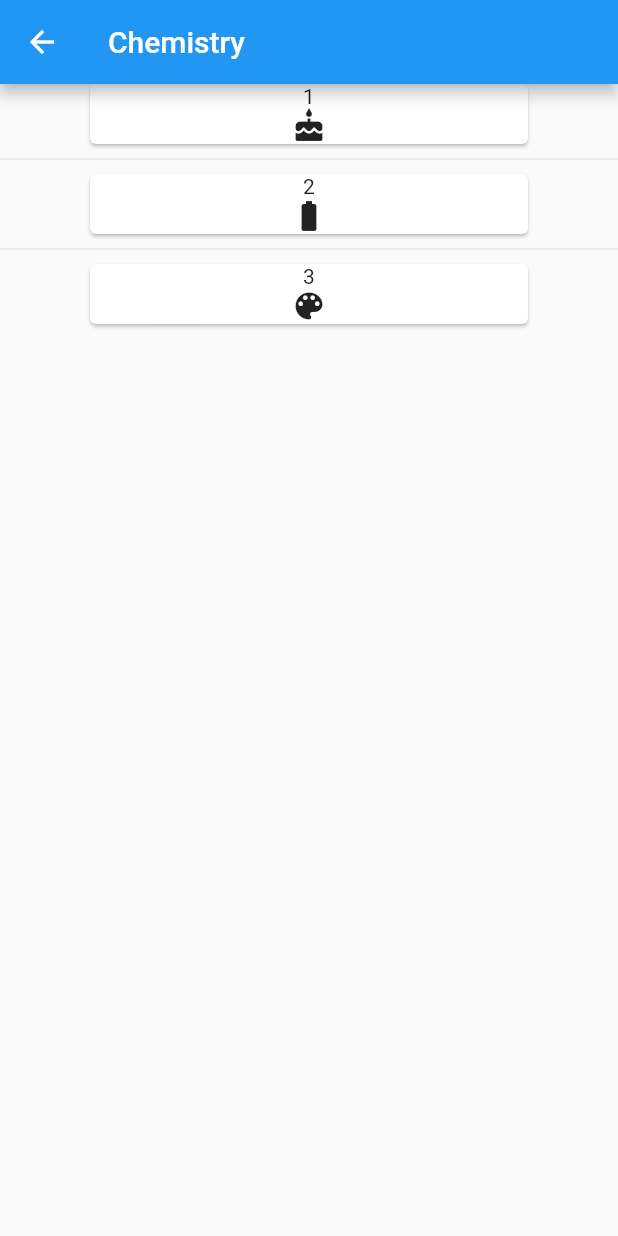
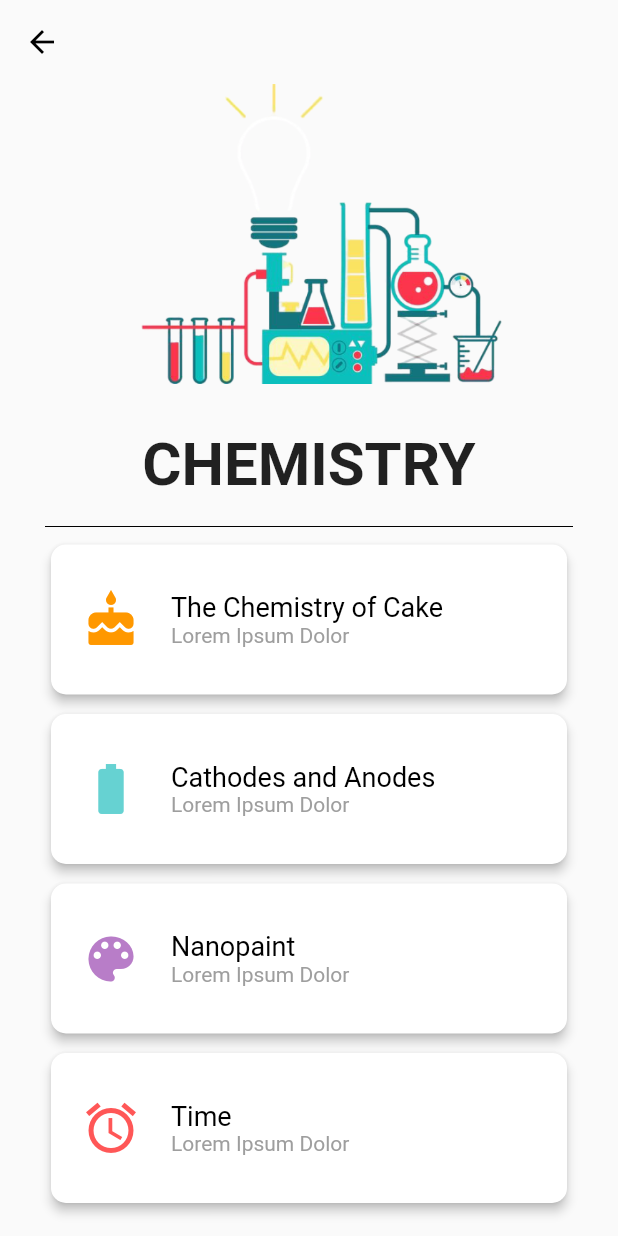
Before and after one commit to oniewankenobi/classroom, a Flutter app: the screen it shows after launch, after a tap on "Chemistry", on a phone screen of 412 x 824 dp. Run offline on Flutter 3.47's test engine with Material 2 defaults, Android fonts, the phone set to English and light mode, and no system bars; missing offline and left inert: barcode_scan.

Commit message:
Finished UI for Class Page.

```diff
--- a/classroom/lib/ClassPage.dart
+++ b/classroom/lib/ClassPage.dart
@@ -3,16 +3,38 @@ import 'package:flutter/material.dart';
 import 'package:flutter/rendering.dart';
 
 import 'ARPage.dart';
+import 'ARPage.dart';
 
 class ClassPage extends StatelessWidget {
   final String title;
-  final int nPolys = 3;
-  final List<String> topics = ["1", "2", "3", "4"];
+  final int nPolys = 4;
+  final List<String> topics = [
+    "The Chemistry of Cake",
+    "Cathodes and Anodes",
+    "Nanopaint",
+    "Time",
+  ];
   final List<Icon> icons = [
-    Icon(Icons.cake),
-    Icon(Icons.battery_full),
-    Icon(Icons.color_lens),
-    Icon(Icons.access_alarm)
+    Icon(
+      Icons.cake,
+      color: Colors.orange,
+      size: 40,
+    ),
+    Icon(
+      Icons.battery_full,
+      color: Color.fromRGBO(102, 210, 210, 1),
+      size: 40,
+    ),
+    Icon(
+      Icons.color_lens,
+      color: Color.fromRGBO(184, 125, 200, 1),
+      size: 40,
+    ),
+    Icon(
+      Icons.access_alarm,
+      color: Color.fromRGBO(255, 87, 87, 1),
+      size: 40,
+    ),
   ];
 
   ClassPage(this.title);
@@ -21,21 +43,61 @@ class ClassPage extends StatelessWidget {
   Widget build(BuildContext context) {
     return Scaffold(
       appBar: AppBar(
-        title: Text(title),
+        elevation: 0,
+        backgroundColor: Colors.transparent,
+        iconTheme: IconThemeData(
+          color: Colors.black,
+        ),
       ),
-      body: _buildClassPage(),
+      body: _buildClassPage(context),
     );
   }
 
-  Widget _buildClassPage() {
+  Widget _buildClassPage(BuildContext context) {
     return Container(
-      child: ListView.separated(
-        separatorBuilder: (BuildContext context, int index) => Divider(
-          height: 20,
+      padding: EdgeInsets.only(
+        left: 30,
+        right: 30,
+      ),
+      child: Column(
+        children: <Widget>[
+          _buildTitle(context),
+          Expanded(
+            child: ListView.separated(
+              itemBuilder: (BuildContext context, int index) => _buildPolyItem(context, index),
+              separatorBuilder: (BuildContext context, int index) => SizedBox(height: 5),
+              itemCount: nPolys,
+            ),
+          ),
+        ],
+      ),
+    );
+  }
+
+  Widget _buildTitle(BuildContext context) {
+    return Column(
+      children: <Widget>[
+        Image.asset(
+          "images/chem-removebg-preview.png",
+          height: 200,
+          width: 300,
+          fit: BoxFit.contain,
+          alignment: Alignment.centerRight,
         ),
-        itemCount: nPolys,
-        itemBuilder: (BuildContext context, int index) => _buildPolyItem(context, index),
-      ),
+        SizedBox(height: 30),
+        Text(
+          "CHEMISTRY",
+          style: TextStyle(
+            fontSize: 40,
+            fontWeight: FontWeight.bold,
+          ),
+          textAlign: TextAlign.center,
+        ),
+        SizedBox(height: 10),
+        Divider(
+          color: Colors.black,
+        ),
+      ],
     );
   }
 
@@ -45,17 +107,48 @@ class ClassPage extends StatelessWidget {
         Navigator.push(
           context,
           MaterialPageRoute(
-            builder: (context) => ARPage()
+            builder: (context) => ARPage(),
           ),
         );
       },
       child: Card(
-        margin: EdgeInsets.fromLTRB(60,0,60,0),
-        child: Column(
-          children: <Widget>[Text(topics[index]), icons[index]]
+        elevation: 3,
+        color: Colors.white,
+        shape: RoundedRectangleBorder(
+          borderRadius: BorderRadius.circular(10),
+        ),
+        child: Container(
+          height: 100,
+          padding: EdgeInsets.all(20),
+          child: Row(
+            children: <Widget>[
+              icons[index],
+              SizedBox(width: 20),
+              Column(
+                mainAxisAlignment: MainAxisAlignment.center,
+                crossAxisAlignment: CrossAxisAlignment.start,
+                children: <Widget>[
+                  Text(
+                    topics[index],
+                    textAlign: TextAlign.left,
+                    style: TextStyle(
+                      fontSize: 18,
+                      color: Colors.black,
+                    ),
+                  ),
+                  Text(
+                    "Lorem Ipsum Dolor",
+                    textAlign: TextAlign.left,
+                    style: TextStyle(
+                        color: Colors.grey
+                    ),
+                  ),
+                ],
+              ),
+            ],
+          ),
         ),
       ),
     );
   }
-
 }
--- a/classroom/lib/HomePage.dart
+++ b/classroom/lib/HomePage.dart
@@ -20,21 +20,6 @@ class _MyHomePageState extends State<MyHomePage> {
   @override
   Widget build(BuildContext context) {
     return Scaffold(
-      appBar: AppBar(
-        backgroundColor: Color.fromRGBO(84, 84, 84, 1),
-        title: Text("Classes"),
-        actions: <Widget>[
-          IconButton(
-            icon: Icon(Icons.camera_alt),
-            onPressed: () => Navigator.push(
-              context,
-              MaterialPageRoute(
-                builder: (context) => ScannerPage()
-              ),
-            ),
-          ),
-        ],
-      ),
       floatingActionButton: FloatingActionButton(
         backgroundColor: Colors.grey,
         child: IconButton(
@@ -46,7 +31,7 @@ class _MyHomePageState extends State<MyHomePage> {
       ),
       body: Container(
         padding: EdgeInsets.only(
-          top: 30,
+          top: 70,
           left: 30,
           right: 30,
         ),
```
Also changed, not shown: classroom/images/chem-removebg-preview.png (added).
